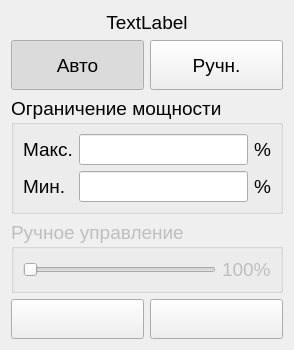
First picture: the form in QtClient/QtClimaClient/Controls/AnalogModeSwitch.ui, repository ciberslavik/climacore, before the edit.
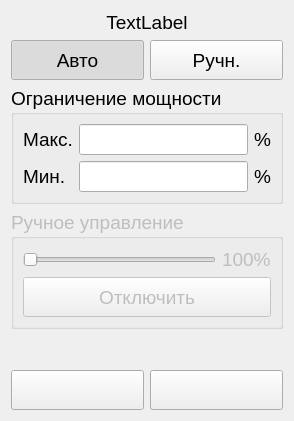
Second picture: the form after the edit. Icons and pictures are not drawn. Custom widgets are drawn as their Qt base class.

The edit to the form file:
```diff
--- a/QtClient/QtClimaClient/Controls/AnalogModeSwitch.ui
+++ b/QtClient/QtClimaClient/Controls/AnalogModeSwitch.ui
@@ -7,7 +7,7 @@
     <x>0</x>
     <y>0</y>
     <width>294</width>
-    <height>332</height>
+    <height>421</height>
    </rect>
   </property>
   <property name="font">
@@ -144,18 +144,28 @@
        <property name="minimumSize">
         <size>
          <width>0</width>
-         <height>50</height>
+         <height>40</height>
         </size>
        </property>
        <property name="maximumSize">
         <size>
          <width>16777215</width>
-         <height>50</height>
+         <height>40</height>
         </size>
        </property>
        <property name="text">
         <string>Авто</string>
        </property>
+       <property name="icon">
+        <iconset resource="../Resources.qrc">
+         <normaloff>:/Images/Industry-Automatic-icon.png</normaloff>:/Images/Industry-Automatic-icon.png</iconset>
+       </property>
+       <property name="iconSize">
+        <size>
+         <width>32</width>
+         <height>32</height>
+        </size>
+       </property>
        <property name="checkable">
         <bool>true</bool>
        </property>
@@ -172,18 +182,28 @@
        <property name="minimumSize">
         <size>
          <width>0</width>
-         <height>50</height>
+         <height>40</height>
         </size>
        </property>
        <property name="maximumSize">
         <size>
          <width>16777215</width>
-         <height>50</height>
+         <height>40</height>
         </size>
        </property>
        <property name="text">
         <string>Ручн.</string>
        </property>
+       <property name="icon">
+        <iconset resource="../Resources.qrc">
+         <normaloff>:/Images/Industry-Manual-icon.png</normaloff>:/Images/Industry-Manual-icon.png</iconset>
+       </property>
+       <property name="iconSize">
+        <size>
+         <width>32</width>
+         <height>32</height>
+        </size>
+       </property>
        <property name="checkable">
         <bool>true</bool>
        </property>
@@ -203,6 +223,13 @@
       <string>Ручное управление</string>
      </property>
      <layout class="QGridLayout" name="gridLayout_3">
+      <item row="0" column="1">
+       <widget class="QLabel" name="lblManualValue">
+        <property name="text">
+         <string>100%</string>
+        </property>
+       </widget>
+      </item>
       <item row="0" column="0">
        <widget class="QSlider" name="sldManualPower">
         <property name="maximum">
@@ -213,10 +240,35 @@
         </property>
        </widget>
       </item>
-      <item row="0" column="1">
-       <widget class="QLabel" name="lblManualValue">
+      <item row="1" column="0" colspan="2">
+       <widget class="QPushButton" name="btnBlock">
+        <property name="minimumSize">
+         <size>
+          <width>0</width>
+          <height>40</height>
+         </size>
+        </property>
+        <property name="maximumSize">
+         <size>
+          <width>16777215</width>
+          <height>40</height>
+         </size>
+        </property>
         <property name="text">
-         <string>100%</string>
+         <string>Отключить</string>
+        </property>
+        <property name="icon">
+         <iconset resource="../Resources.qrc">
+          <normaloff>:/Images/cancel.png</normaloff>:/Images/cancel.png</iconset>
+        </property>
+        <property name="iconSize">
+         <size>
+          <width>32</width>
+          <height>32</height>
+         </size>
+        </property>
+        <property name="checkable">
+         <bool>true</bool>
         </property>
        </widget>
       </item>
```
